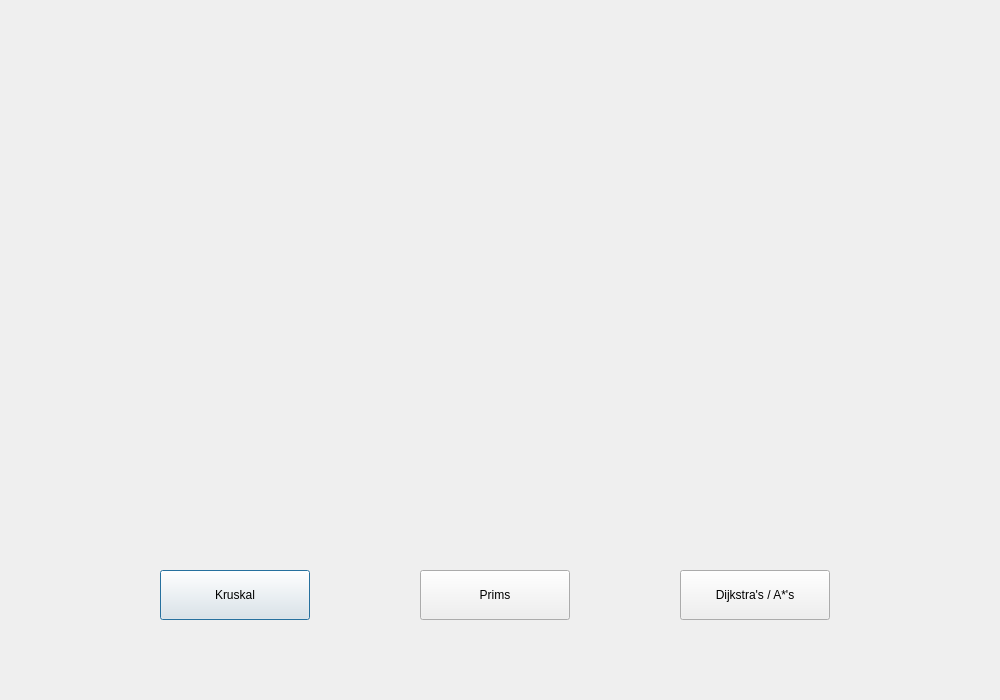
Qt form planningtourpage.ui (nokk3n-dev/CS1D-Project-2-Baseball) before a commit.
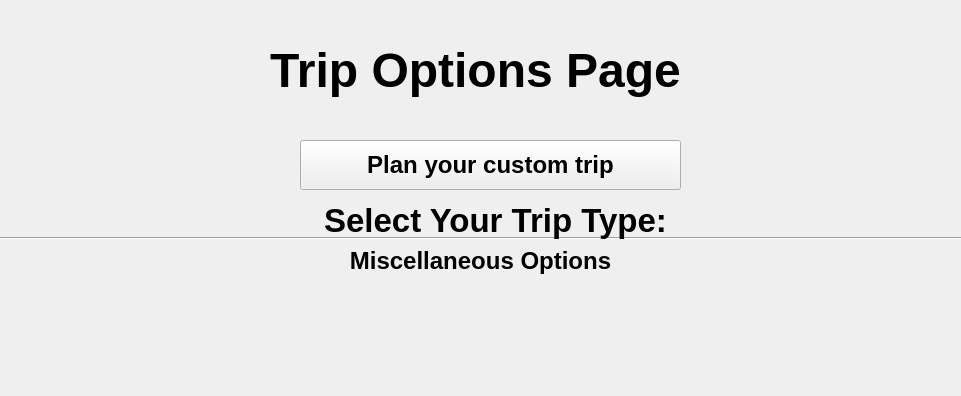
The same form after that commit.

Diff of the .ui file:
```diff
--- a/planningtourpage.ui
+++ b/planningtourpage.ui
@@ -6,8 +6,8 @@
    <rect>
     <x>0</x>
     <y>0</y>
-    <width>1000</width>
-    <height>700</height>
+    <width>961</width>
+    <height>396</height>
    </rect>
   </property>
   <property name="windowTitle">
@@ -16,40 +16,148 @@
   <widget class="QPushButton" name="kruskal">
    <property name="geometry">
     <rect>
-     <x>160</x>
-     <y>570</y>
+     <x>240</x>
+     <y>620</y>
      <width>150</width>
      <height>50</height>
     </rect>
    </property>
+   <property name="font">
+    <font>
+     <bold>true</bold>
+    </font>
+   </property>
    <property name="text">
-    <string>Kruskal</string>
+    <string>Kruskal MST</string>
    </property>
   </widget>
   <widget class="QPushButton" name="prims">
    <property name="geometry">
     <rect>
      <x>420</x>
-     <y>570</y>
+     <y>620</y>
      <width>150</width>
      <height>50</height>
     </rect>
    </property>
+   <property name="font">
+    <font>
+     <bold>true</bold>
+    </font>
+   </property>
    <property name="text">
-    <string>Prims</string>
+    <string>Prims MST</string>
    </property>
   </widget>
   <widget class="QPushButton" name="shortest_path">
    <property name="geometry">
     <rect>
-     <x>680</x>
-     <y>570</y>
+     <x>300</x>
+     <y>140</y>
+     <width>381</width>
+     <height>50</height>
+    </rect>
+   </property>
+   <property name="font">
+    <font>
+     <pointsize>18</pointsize>
+     <bold>true</bold>
+    </font>
+   </property>
+   <property name="text">
+    <string>Plan your custom trip</string>
+   </property>
+  </widget>
+  <widget class="Line" name="line">
+   <property name="geometry">
+    <rect>
+     <x>0</x>
+     <y>230</y>
+     <width>1001</width>
+     <height>16</height>
+    </rect>
+   </property>
+   <property name="orientation">
+    <enum>Qt::Horizontal</enum>
+   </property>
+  </widget>
+  <widget class="QLabel" name="label">
+   <property name="geometry">
+    <rect>
+     <x>310</x>
+     <y>240</y>
+     <width>341</width>
+     <height>41</height>
+    </rect>
+   </property>
+   <property name="font">
+    <font>
+     <pointsize>18</pointsize>
+     <bold>true</bold>
+    </font>
+   </property>
+   <property name="text">
+    <string>Miscellaneous Options</string>
+   </property>
+   <property name="alignment">
+    <set>Qt::AlignCenter</set>
+   </property>
+  </widget>
+  <widget class="QPushButton" name="dfs">
+   <property name="geometry">
+    <rect>
+     <x>600</x>
+     <y>620</y>
      <width>150</width>
      <height>50</height>
     </rect>
    </property>
    <property name="text">
-    <string>Dijkstra's / A*'s</string>
+    <string>DFS/BFS Search</string>
+   </property>
+  </widget>
+  <widget class="QLabel" name="SelectTripLabel">
+   <property name="geometry">
+    <rect>
+     <x>260</x>
+     <y>190</y>
+     <width>471</width>
+     <height>61</height>
+    </rect>
+   </property>
+   <property name="font">
+    <font>
+     <pointsize>25</pointsize>
+     <bold>true</bold>
+    </font>
+   </property>
+   <property name="text">
+    <string>Select Your Trip Type:</string>
+   </property>
+   <property name="alignment">
+    <set>Qt::AlignCenter</set>
+   </property>
+  </widget>
+  <widget class="QLabel" name="Title">
+   <property name="geometry">
+    <rect>
+     <x>230</x>
+     <y>40</y>
+     <width>491</width>
+     <height>61</height>
+    </rect>
+   </property>
+   <property name="font">
+    <font>
+     <pointsize>36</pointsize>
+     <bold>true</bold>
+    </font>
+   </property>
+   <property name="text">
+    <string>Trip Options Page</string>
+   </property>
+   <property name="alignment">
+    <set>Qt::AlignCenter</set>
    </property>
   </widget>
  </widget>
```
Left out of the diff: 7 changed lines with no effect on the pictures.
